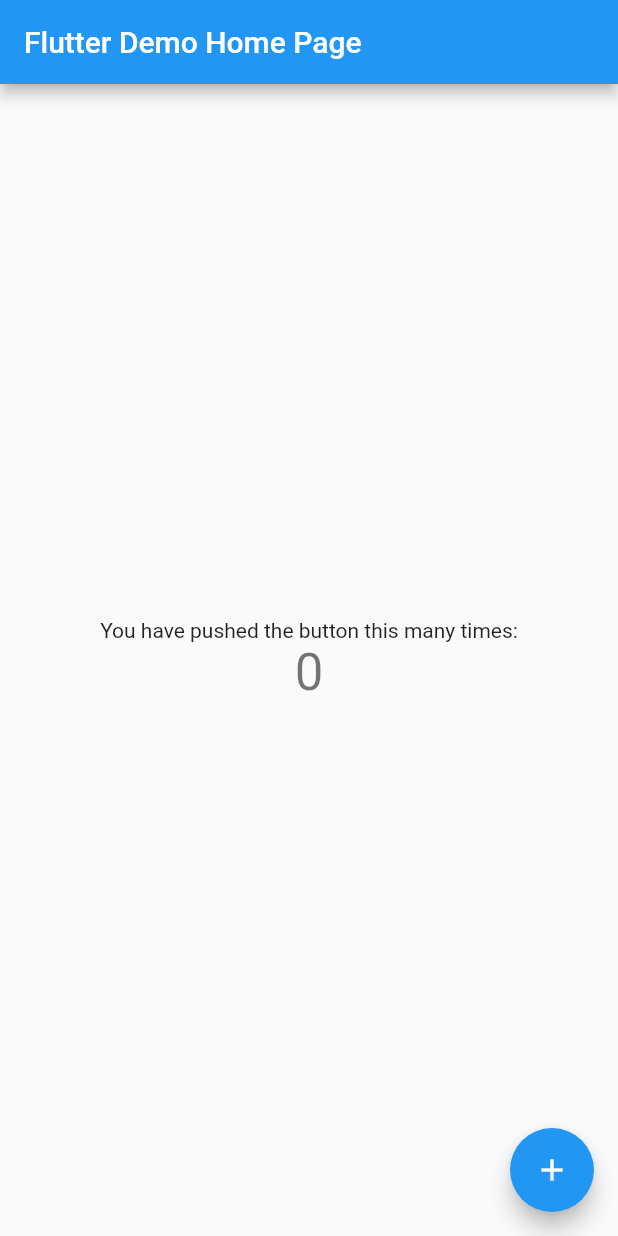
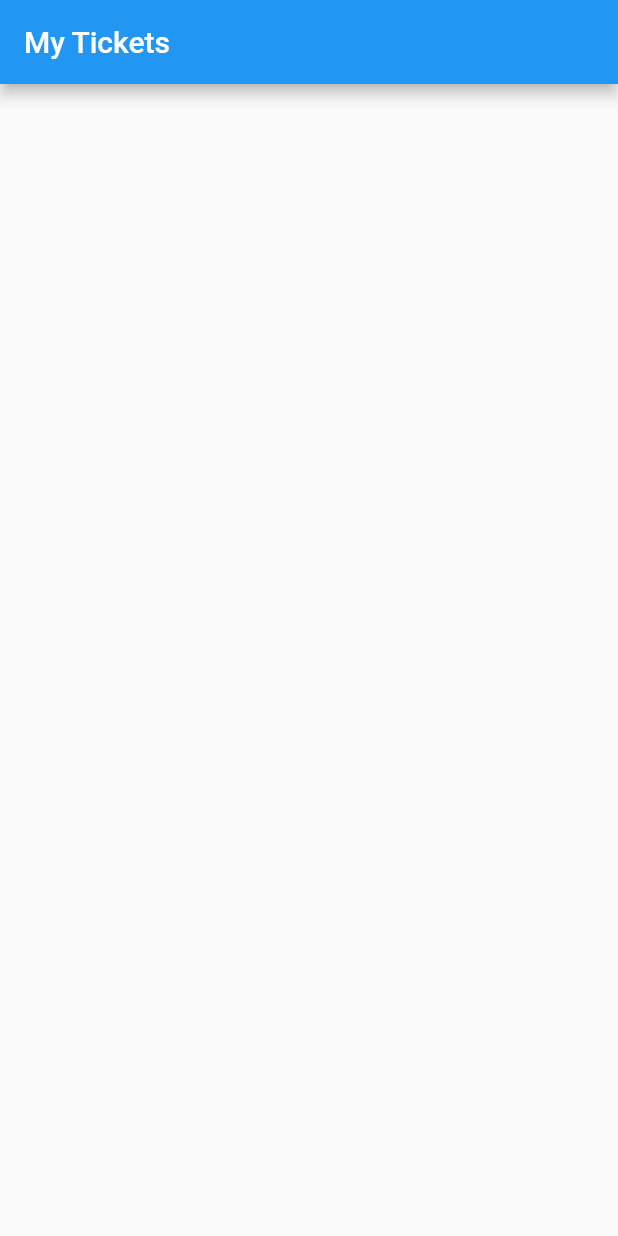
Before and after one commit to zammie01/Travel-Right, a Flutter app: the screen it shows after launch, on a phone screen of 412 x 824 dp. Run offline on Flutter 3.47's test engine with Material 2 defaults, Android fonts, the phone set to English and light mode, and no system bars.

```diff
--- a/lib/main.dart
+++ b/lib/main.dart
@@ -1,4 +1,5 @@
 import 'package:flutter/material.dart';
+import 'package:travel_right/screens/bottom_bar.dart';
 
 void main() {
   runApp(const MyApp());
@@ -12,104 +13,11 @@ class MyApp extends StatelessWidget {
   Widget build(BuildContext context) {
     return MaterialApp(
       title: 'Flutter Demo',
+      debugShowCheckedModeBanner: false,
       theme: ThemeData(
-        // This is the theme of your application.
-        //
-        // Try running your application with "flutter run". You'll see the
-        // application has a blue toolbar. Then, without quitting the app, try
-        // changing the primarySwatch below to Colors.green and then invoke
-        // "hot reload" (press "r" in the console where you ran "flutter run",
-        // or simply save your changes to "hot reload" in a Flutter IDE).
-        // Notice that the counter didn't reset back to zero; the application
-        // is not restarted.
         primarySwatch: Colors.blue,
       ),
-      home: const MyHomePage(title: 'Flutter Demo Home Page'),
+      home: const BottomBar(),
     );
   }
 }
-
-class MyHomePage extends StatefulWidget {
-  const MyHomePage({Key? key, required this.title}) : super(key: key);
-
-  // This widget is the home page of your application. It is stateful, meaning
-  // that it has a State object (defined below) that contains fields that affect
-  // how it looks.
-
-  // This class is the configuration for the state. It holds the values (in this
-  // case the title) provided by the parent (in this case the App widget) and
-  // used by the build method of the State. Fields in a Widget subclass are
-  // always marked "final".
-
-  final String title;
-
-  @override
-  State<MyHomePage> createState() => _MyHomePageState();
-}
-
-class _MyHomePageState extends State<MyHomePage> {
-  int _counter = 0;
-
-  void _incrementCounter() {
-    setState(() {
-      // This call to setState tells the Flutter framework that something has
-      // changed in this State, which causes it to rerun the build method below
-      // so that the display can reflect the updated values. If we changed
-      // _counter without calling setState(), then the build method would not be
-      // called again, and so nothing would appear to happen.
-      _counter++;
-    });
-  }
-
-  @override
-  Widget build(BuildContext context) {
-    // This method is rerun every time setState is called, for instance as done
-    // by the _incrementCounter method above.
-    //
-    // The Flutter framework has been optimized to make rerunning build methods
-    // fast, so that you can just rebuild anything that needs updating rather
-    // than having to individually change instances of widgets.
-    return Scaffold(
-      appBar: AppBar(
-        // Here we take the value from the MyHomePage object that was created by
-        // the App.build method, and use it to set our appbar title.
-        title: Text(widget.title),
-      ),
-      body: Center(
-        // Center is a layout widget. It takes a single child and positions it
-        // in the middle of the parent.
-        child: Column(
-          // Column is also a layout widget. It takes a list of children and
-          // arranges them vertically. By default, it sizes itself to fit its
-          // children horizontally, and tries to be as tall as its parent.
-          //
-          // Invoke "debug painting" (press "p" in the console, choose the
-          // "Toggle Debug Paint" action from the Flutter Inspector in Android
-          // Studio, or the "Toggle Debug Paint" command in Visual Studio Code)
-          // to see the wireframe for each widget.
-          //
-          // Column has various properties to control how it sizes itself and
-          // how it positions its children. Here we use mainAxisAlignment to
-          // center the children vertically; the main axis here is the vertical
-          // axis because Columns are vertical (the cross axis would be
-          // horizontal).
-          mainAxisAlignment: MainAxisAlignment.center,
-          children: <Widget>[
-            const Text(
-              'You have pushed the button this many times:',
-            ),
-            Text(
-              '$_counter',
-              style: Theme.of(context).textTheme.headline4,
-            ),
-          ],
-        ),
-      ),
-      floatingActionButton: FloatingActionButton(
-        onPressed: _incrementCounter,
-        tooltip: 'Increment',
-        child: const Icon(Icons.add),
-      ), // This trailing comma makes auto-formatting nicer for build methods.
-    );
-  }
-}
--- /dev/null
+++ b/lib/screens/bottom_bar.dart
@@ -0,0 +1,19 @@
+import 'package:flutter/material.dart';
+
+class BottomBar extends StatefulWidget {
+  const BottomBar({Key? key}) : super(key: key);
+
+  @override
+  State<BottomBar> createState() => _BottomBarState();
+}
+
+class _BottomBarState extends State<BottomBar> {
+  @override
+  Widget build(BuildContext context) {
+    return Scaffold(
+      appBar: AppBar(
+        title: Text("My Tickets"),
+      ),
+    );
+  }
+}
```
